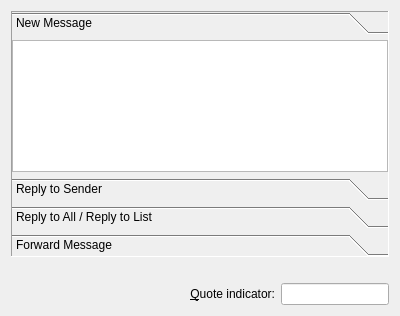
First picture: the form in kmail/templatesconfiguration_base.ui, repository chusopr/kdepim-ktimetracker-akonadi, before the edit.
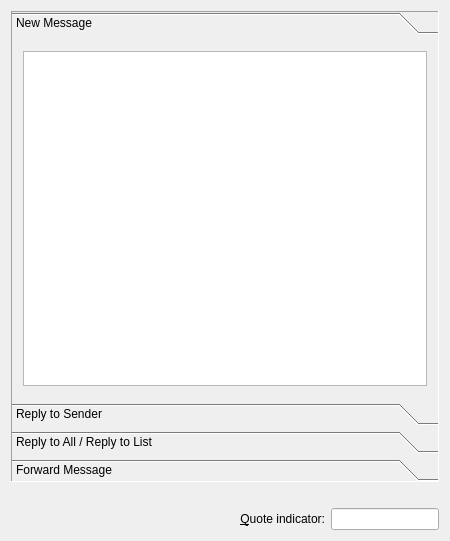
Second picture: the form after the edit. The open tabs and pages were chosen to show the change. Custom widgets are drawn as their Qt base class.

The edit to the form file:
```diff
--- a/kmail/templatesconfiguration_base.ui
+++ b/kmail/templatesconfiguration_base.ui
@@ -5,8 +5,8 @@
    <rect>
     <x>0</x>
     <y>0</y>
-    <width>400</width>
-    <height>316</height>
+    <width>450</width>
+    <height>541</height>
    </rect>
   </property>
   <property name="sizePolicy" >
@@ -59,43 +59,20 @@
        <rect>
         <x>0</x>
         <y>0</y>
-        <width>94</width>
-        <height>60</height>
+        <width>426</width>
+        <height>345</height>
        </rect>
       </property>
       <attribute name="label" >
        <string>New Message</string>
       </attribute>
-      <layout class="QHBoxLayout" >
-       <property name="spacing" >
-        <number>6</number>
-       </property>
-       <property name="margin" >
-        <number>0</number>
-       </property>
-       <item>
-        <widget class="QTextEdit" name="textEdit_new" >
-         <property name="sizePolicy" >
-          <sizepolicy vsizetype="Expanding" hsizetype="Expanding" >
-           <horstretch>3</horstretch>
-           <verstretch>3</verstretch>
-          </sizepolicy>
-         </property>
-         <property name="minimumSize" >
-          <size>
-           <width>0</width>
-           <height>0</height>
-          </size>
-         </property>
+      <layout class="QGridLayout" name="gridLayout" >
+       <item row="0" column="0" >
+        <widget class="KTextEdit" name="textEdit_new" >
          <property name="font" >
           <font>
            <family>Monospace</family>
            <pointsize>9</pointsize>
-           <weight>50</weight>
-           <italic>false</italic>
-           <bold>false</bold>
-           <underline>false</underline>
-           <strikeout>false</strikeout>
           </font>
          </property>
          <property name="lineWrapMode" >
@@ -307,6 +284,11 @@
  </widget>
  <layoutdefault spacing="6" margin="11" />
  <customwidgets>
+  <customwidget>
+   <class>KTextEdit</class>
+   <extends>QTextEdit</extends>
+   <header>ktextedit.h</header>
+  </customwidget>
   <customwidget>
    <class>TemplatesInsertCommand</class>
    <extends>QWidget</extends>
```
Left out of the diff: 14 changed lines with no effect on the pictures.
